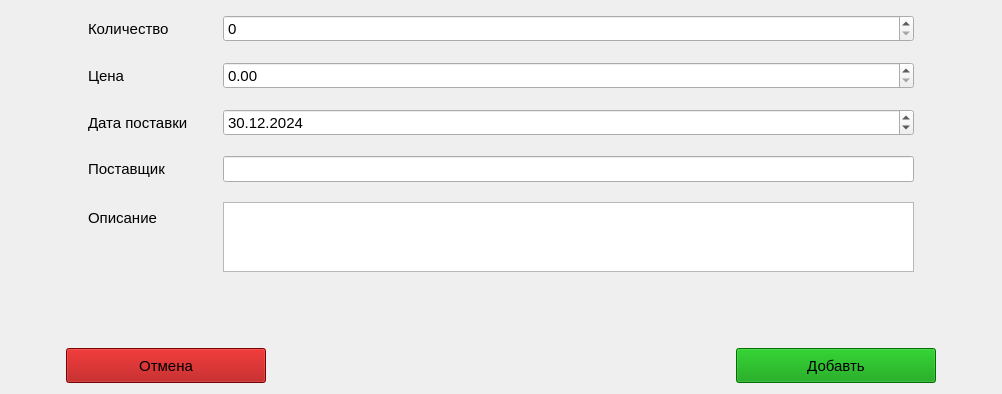
Old version of the form UIfiles/addform.ui in the repository ZXTIKK/ProjectUnic; both pictures show x 0 to 1002 and y 186 to 580 of the 1002 by 580 pixel window.
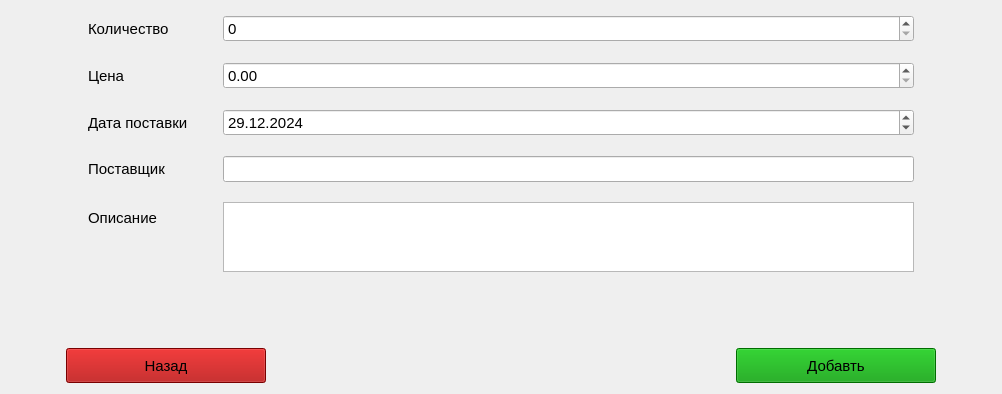
New version of the form.

The edit to the form file:
```diff
--- a/UIfiles/addform.ui
+++ b/UIfiles/addform.ui
@@ -234,7 +234,7 @@
          <second>0</second>
          <year>2024</year>
          <month>12</month>
-         <day>30</day>
+         <day>29</day>
         </datetime>
        </property>
        <property name="maximumDate">
@@ -388,7 +388,7 @@
         <string notr="true">background-color:rgb(170, 0, 0);</string>
        </property>
        <property name="text">
-        <string>Отмена</string>
+        <string>Назад</string>
        </property>
       </widget>
      </item>
```
Left out of the diff: 6 changed lines with no effect on the pictures.
